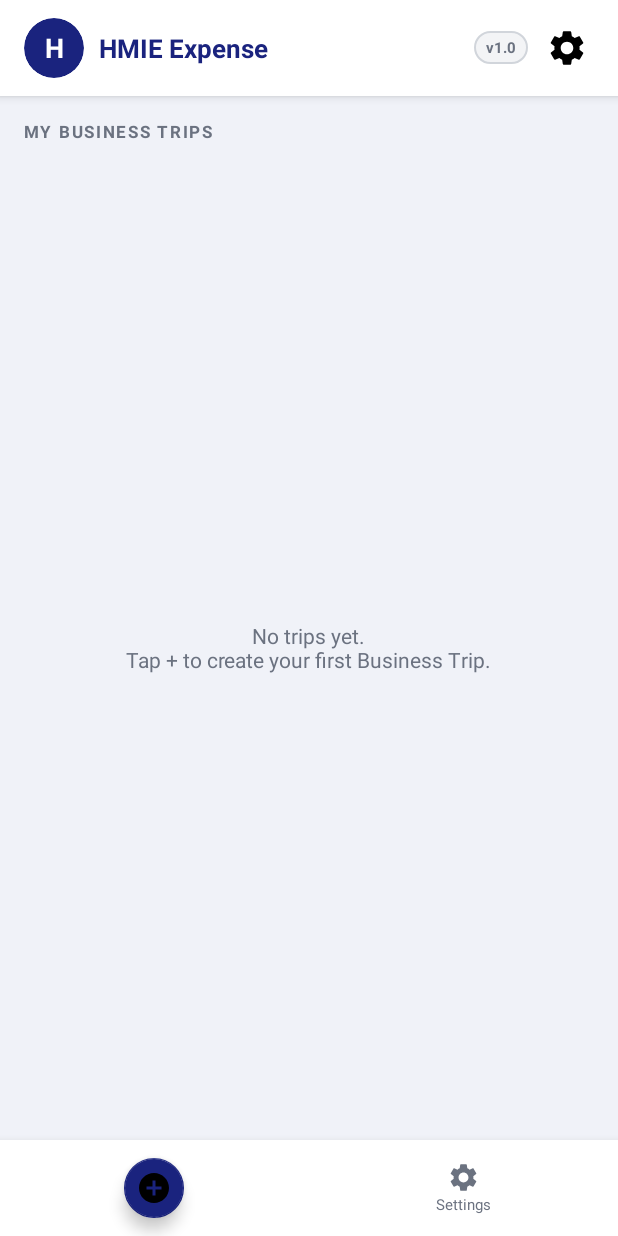
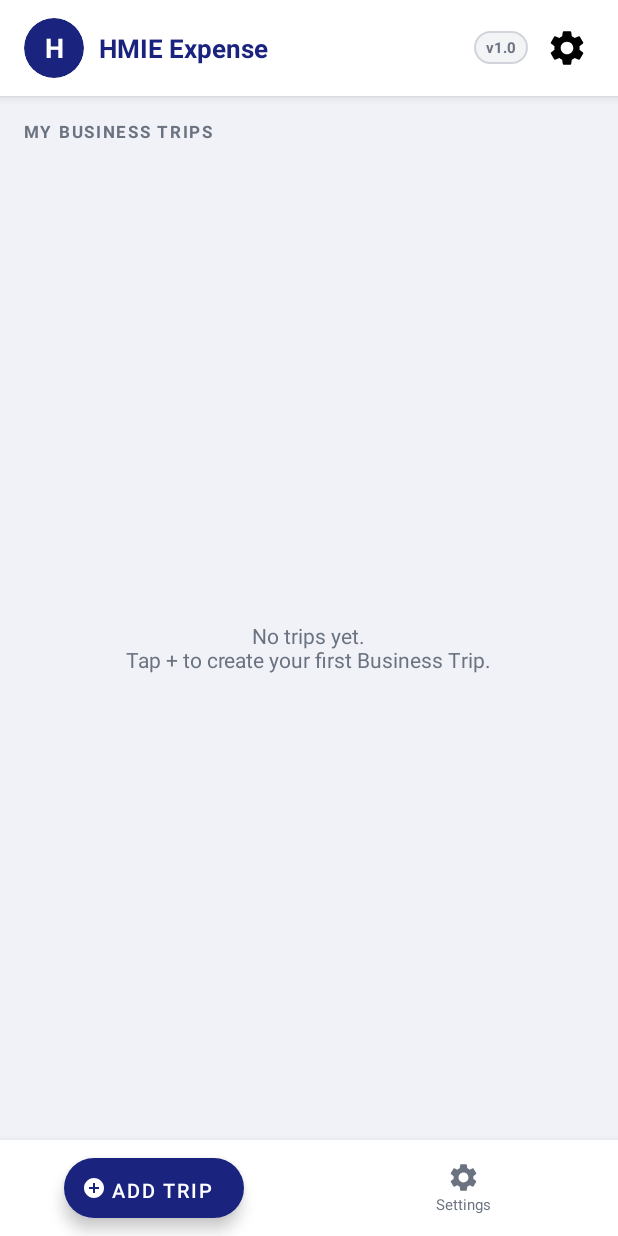
Before and after one commit to bhimsenjoshi/AiPrograms, an Android app: the screen it shows after launch (MainActivity), on a phone screen of 412 x 824 dp. Run offline under Robolectric (Android 15) with nearby library versions, the phone set to English and light mode, and no system bars; our stand-ins replace Room's generated code.

Commit message:
Buttons: blue+white only; FAB replaced with ExtendedFAB 'Add Trip'
- Replace mini FAB with ExtendedFloatingActionButton showing 'Add Trip'
  text and + icon, white text/icon on primary blue background
- Fix 'Add Expense' button in expense list: was dark grey #37474F,
  now primary blue to match the rest of the app

https://claude.ai/code/session_014p3J7wiZFDNwTHswoB2xSP

```diff
--- a/BTReportApp/app/src/main/res/layout/activity_expense_list.xml
+++ b/BTReportApp/app/src/main/res/layout/activity_expense_list.xml
@@ -431,7 +431,7 @@
             android:text="Add Expense"
             android:textSize="12sp"
             android:maxLines="1"
-            app:backgroundTint="#37474F"
+            app:backgroundTint="@color/primary"
             app:icon="@drawable/ic_add"
             app:iconSize="16dp"
             app:iconPadding="4dp"
--- a/BTReportApp/app/src/main/res/layout/activity_main.xml
+++ b/BTReportApp/app/src/main/res/layout/activity_main.xml
@@ -126,20 +126,24 @@
         android:elevation="8dp"
         android:orientation="horizontal">
 
-        <!-- New Trip FAB (centre-left) -->
+        <!-- New Trip button -->
         <FrameLayout
             android:layout_width="0dp"
             android:layout_height="match_parent"
             android:layout_weight="1">
-            <com.google.android.material.floatingactionbutton.FloatingActionButton
+            <com.google.android.material.floatingactionbutton.ExtendedFloatingActionButton
                 android:id="@+id/fab"
                 android:layout_width="wrap_content"
-                android:layout_height="wrap_content"
+                android:layout_height="40dp"
                 android:layout_gravity="center"
-                android:contentDescription="New Trip"
-                android:src="@drawable/ic_add"
+                android:text="Add Trip"
+                android:textColor="@android:color/white"
+                android:textSize="13sp"
                 app:backgroundTint="@color/primary"
-                app:fabSize="mini"/>
+                app:icon="@drawable/ic_add"
+                app:iconTint="@android:color/white"
+                app:iconSize="16dp"
+                app:iconPadding="4dp"/>
         </FrameLayout>
 
         <!-- Settings tab -->
```
